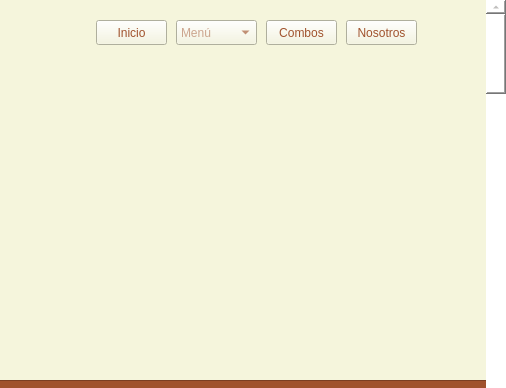
Old version of the form mainwindow.ui in the repository jucarratu/Proyecto-I-Carratu-Penayo; both pictures show x 444 to 950 and y 0 to 388 of the 950 by 898 pixel window.
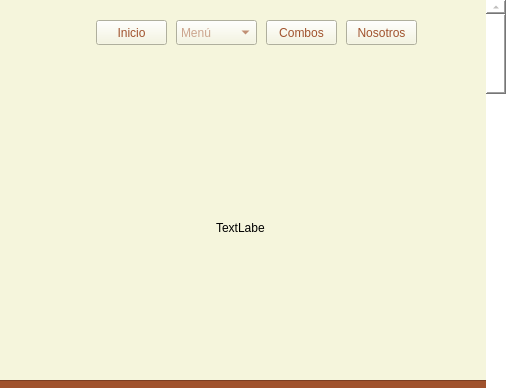
New version of the form.

```diff
--- a/mainwindow.ui
+++ b/mainwindow.ui
@@ -437,6 +437,19 @@
      </property>
     </widget>
    </widget>
+   <widget class="QLabel" name="label_6">
+    <property name="geometry">
+     <rect>
+      <x>660</x>
+      <y>220</y>
+      <width>49</width>
+      <height>16</height>
+     </rect>
+    </property>
+    <property name="text">
+     <string>TextLabel</string>
+    </property>
+   </widget>
    <zorder>label</zorder>
    <zorder>pushButton</zorder>
    <zorder>comboBox</zorder>
```
Left out of the diff: 1 changed line with no effect on the pictures.
